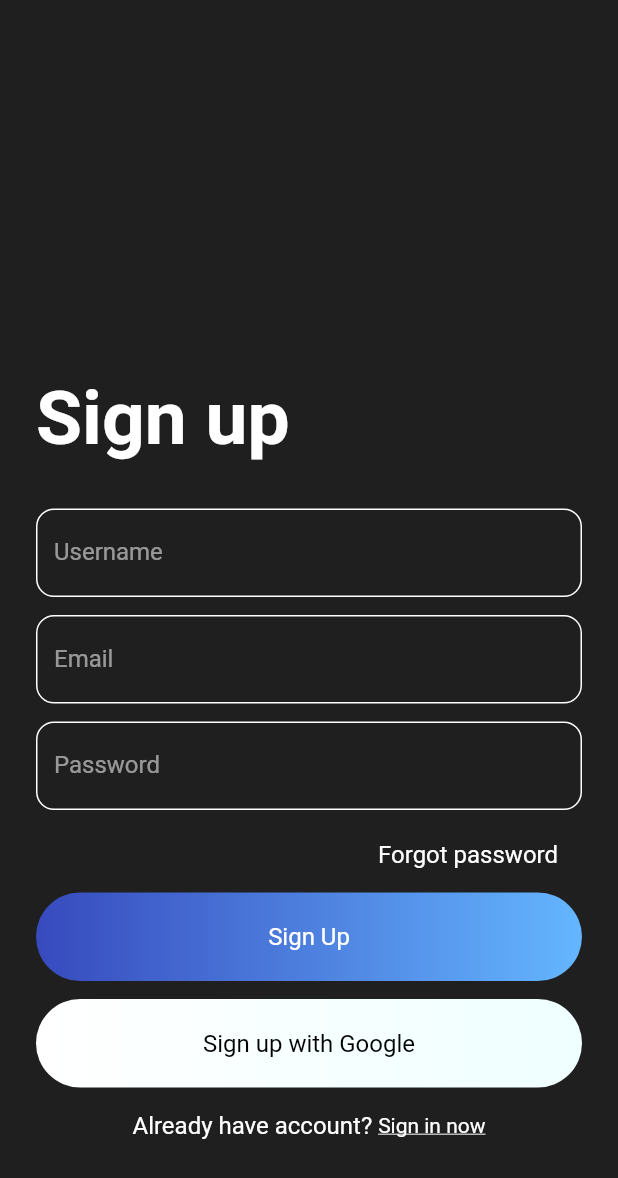
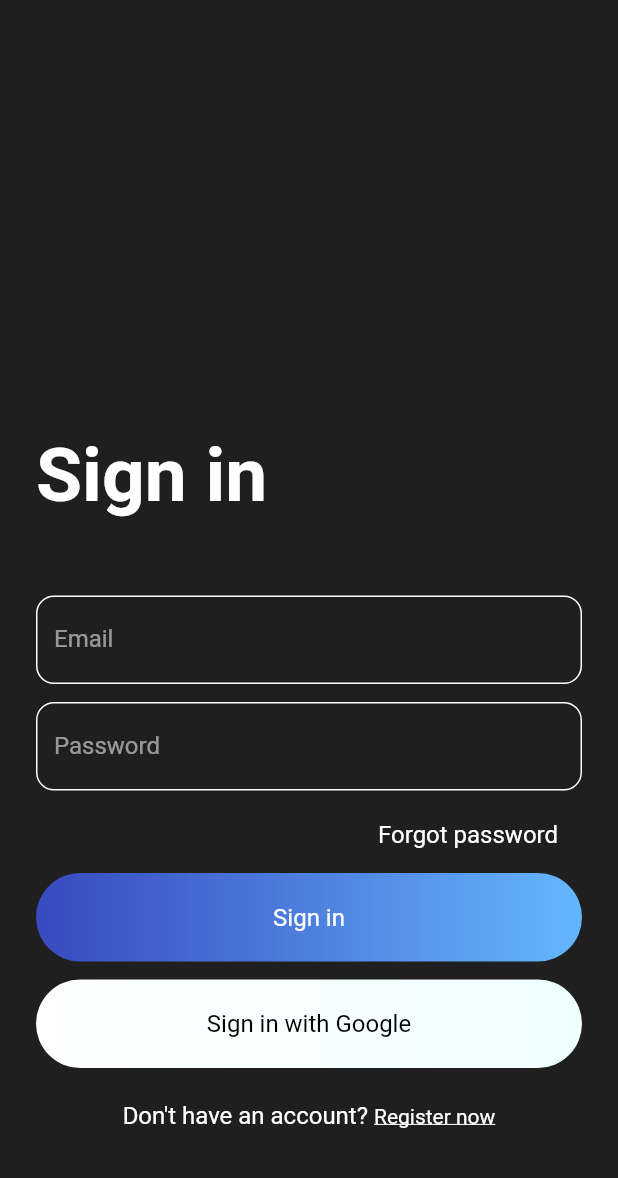
Before and after one commit to hemidvsmusayev/Chatify-firebase, a Flutter app: the screen it shows after launch, on a phone screen of 412 x 824 dp. Shown: the top 1178 px of the screen. Run offline on Flutter 3.47's test engine with Material 2 defaults, Android fonts, the phone set to English and light mode, and no system bars; our stand-ins replace firebase_auth; accounts and stored records are empty.

Commit message:
initial commit

```diff
--- /dev/null
+++ b/lib/helper/authenticate.dart
@@ -0,0 +1,23 @@
+import 'package:chat_app/screens/sign_in.dart';
+import 'package:chat_app/screens/sign_up.dart';
+import 'package:flutter/material.dart';
+
+class Authenticate extends StatefulWidget {
+  @override
+  _AuthenticateState createState() => _AuthenticateState();
+}
+
+class _AuthenticateState extends State<Authenticate> {
+  bool showSignIn = true;
+
+  void toogleView() {
+    setState(() {
+      showSignIn = !showSignIn;
+    });
+  }
+
+  @override
+  Widget build(BuildContext context) {
+    return showSignIn ? SignIn(toogleView) : SignUp(toogleView);
+  }
+}
--- a/lib/main.dart
+++ b/lib/main.dart
@@ -1,4 +1,4 @@
-import 'package:chat_app/screens/sign_up.dart';
+import 'package:chat_app/helper/authenticate.dart';
 import 'package:flutter/material.dart';
 
 void main() {
@@ -17,7 +17,7 @@ class MyApp extends StatelessWidget {
         primarySwatch: Colors.blue,
         visualDensity: VisualDensity.adaptivePlatformDensity,
       ),
-      home: SignUp(),
+      home: Authenticate(),
     );
   }
 }
--- a/lib/screens/sign_in.dart
+++ b/lib/screens/sign_in.dart
@@ -4,6 +4,10 @@ import 'package:chat_app/wigdets/text_style.dart';
 import 'package:flutter/material.dart';
 
 class SignIn extends StatefulWidget {
+  final Function toggle;
+
+  SignIn(this.toggle);
+
   @override
   _SignInState createState() => _SignInState();
 }
@@ -63,11 +67,19 @@ class _SignInState extends State<SignIn> {
                 mainAxisAlignment: MainAxisAlignment.center,
                 children: <Widget>[
                   Text("Don't have an account? ", style: simpleTextStyle()),
-                  Text(
-                    "Register now",
-                    style: TextStyle(
-                        decoration: TextDecoration.underline,
-                        color: Colors.white),
+                  GestureDetector(
+                    onTap: () {
+                      widget.toggle();
+                    },
+                    child: Container(
+                      padding: EdgeInsets.symmetric(vertical: 8),
+                      child: Text(
+                        "Register now",
+                        style: TextStyle(
+                            decoration: TextDecoration.underline,
+                            color: Colors.white),
+                      ),
+                    ),
                   )
                 ],
               )
```
Also changed, not shown: lib/screens/chat_room.dart (+33 -0 lines), lib/screens/sign_up.dart (+20 -13 lines), lib/services/validators.dart (added, +17 -0 lines), lib/wigdets/app_bar.dart (deleted, +0 -7 lines).
